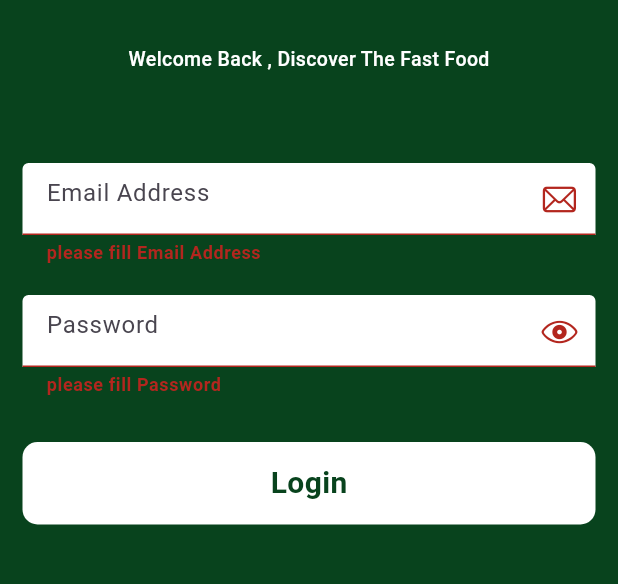
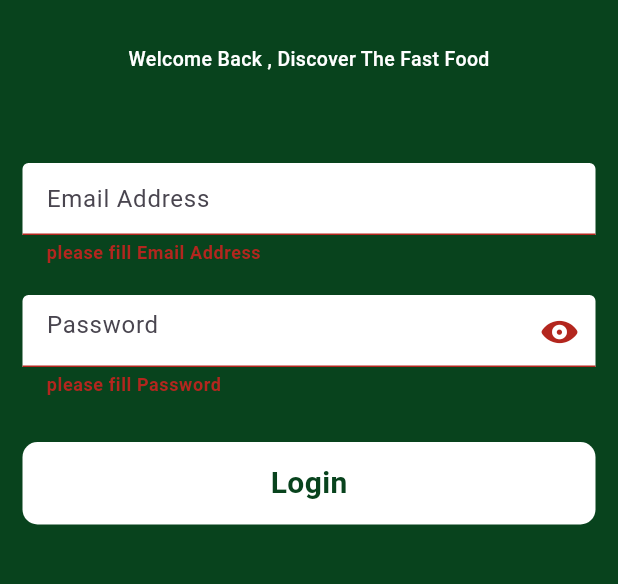
Before and after one commit to abdullahdebo/hungry_app, a Flutter app: the screen it shows after launch, after a tap on "Login", on a phone screen of 412 x 824 dp, the part 257-841 px from its top. Run offline on Flutter 3.47's test engine with Material 3 defaults, Android fonts, the light colour scheme and no system bars; our stand-ins replace flutter_svg, gap.

Commit message:
Add SignupView and CustomAuthBtn, refactor LoginView for button integration

```diff
--- a/lib/features/auth/view/login_view.dart
+++ b/lib/features/auth/view/login_view.dart
@@ -2,6 +2,7 @@ import 'package:flutter/material.dart';
 import 'package:flutter_svg/svg.dart';
 import 'package:gap/gap.dart';
 import 'package:hungry_app/core/constants/app_colors.dart';
+import 'package:hungry_app/features/auth/widgets/custom_auth_btn.dart';
 import 'package:hungry_app/shared/custom_text.dart';
 import 'package:hungry_app/shared/custom_text_field.dart';
 
@@ -52,28 +53,13 @@ class LoginView extends StatelessWidget {
                     isPassword: true,
                   ),
                   Gap(30),
-                  GestureDetector(
+                  CustomAuthBtn(
+                    text: 'Login',
                     onTap: () {
                       if (formkey.currentState!.validate()) {
-                        print('Success Login');
+                        print('Login Clicked');
                       }
                     },
-                    child: Container(
-                      decoration: BoxDecoration(
-                        color: Colors.white,
-                        borderRadius: BorderRadius.circular(10),
-                      ),
-                      height: 55,
-                      width: double.infinity,
-                      child: Center(
-                        child: CustomText(
-                          text: 'Login',
-                          weight: FontWeight.bold,
-                          color: AppColors.primaryColor,
-                          size: 20,
-                        ),
-                      ),
-                    ),
                   ),
                 ],
               ),
--- /dev/null
+++ b/lib/features/auth/widgets/custom_auth_btn.dart
@@ -0,0 +1,38 @@
+import 'package:flutter/material.dart';
+import 'package:hungry_app/core/constants/app_colors.dart';
+import 'package:hungry_app/shared/custom_text.dart';
+
+class CustomAuthBtn extends StatelessWidget {
+  const CustomAuthBtn({
+    super.key,
+    this.onTap,
+    required this.text,
+  });
+  final Function()? onTap;
+  final String text;
+
+  @override
+  Widget build(BuildContext context) {
+    final GlobalKey<FormState> formkey = GlobalKey<FormState>();
+
+    return GestureDetector(
+      onTap: onTap,
+      child: Container(
+        decoration: BoxDecoration(
+          color: Colors.white,
+          borderRadius: BorderRadius.circular(10),
+        ),
+        height: 55,
+        width: double.infinity,
+        child: Center(
+          child: CustomText(
+            text: text,
+            weight: FontWeight.bold,
+            color: AppColors.primaryColor,
+            size: 20,
+          ),
+        ),
+      ),
+    );
+  }
+}
--- a/lib/shared/custom_text_field.dart
+++ b/lib/shared/custom_text_field.dart
@@ -48,17 +48,21 @@ class _CustomTextFieldState extends State<CustomTextField> {
       },
       obscureText: _obscureText,
       decoration: InputDecoration(
-        errorStyle: TextStyle(fontWeight: FontWeight.w700),
+        errorStyle: const TextStyle(fontWeight: FontWeight.w700),
         suffixIcon: widget.isPassword
             ? GestureDetector(
                 onTap: _togglePassWord,
-                child: Icon(CupertinoIcons.eye),
+                child: Icon(
+                  _obscureText
+                      ? CupertinoIcons.eye_fill
+                      : CupertinoIcons.eye_slash_fill,
+                ),
               )
-            : Icon(CupertinoIcons.mail),
-        enabledBorder: OutlineInputBorder(
+            : null,
+        enabledBorder: const OutlineInputBorder(
           borderSide: BorderSide(color: Colors.white),
         ),
-        focusedBorder: OutlineInputBorder(
+        focusedBorder: const OutlineInputBorder(
           borderSide: BorderSide(color: Colors.white),
         ),
         hintText: widget.hint,
```
Also changed, not shown: lib/features/auth/view/signup_view.dart (+74 -0 lines).
